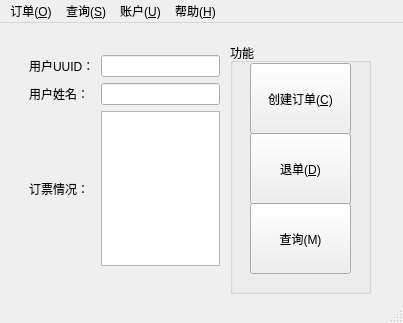
Above: src/UI/mainWindows/customermainwindow.ui from 3944Realms/AirLife before the change. Below: the same form after it.
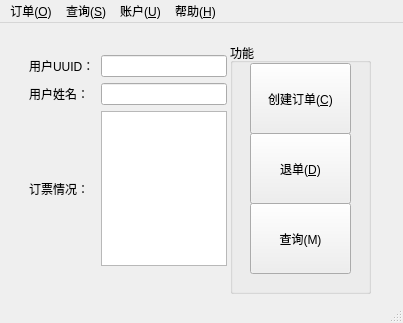
That is the form after the change. Icons and pictures are not drawn.

```diff
--- a/src/UI/mainWindows/customermainwindow.ui
+++ b/src/UI/mainWindows/customermainwindow.ui
@@ -87,7 +87,7 @@
      <rect>
       <x>29</x>
       <y>32</y>
-      <width>191</width>
+      <width>198</width>
       <height>211</height>
      </rect>
     </property>
```
Left out of the diff: 28 changed lines with no effect on the pictures.
